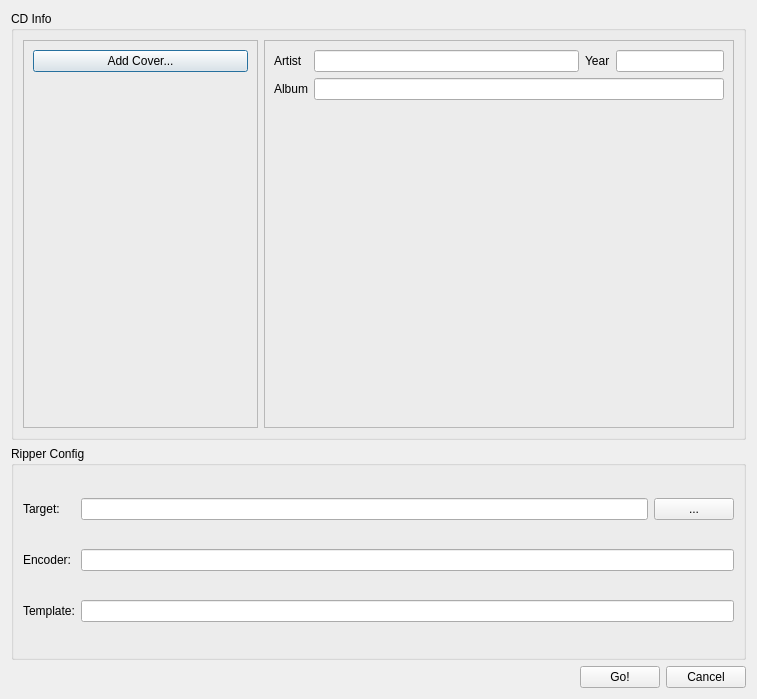
Above: src/ui/cdinfo.ui from vanzin/fripper before the change. Below: the same form after it.
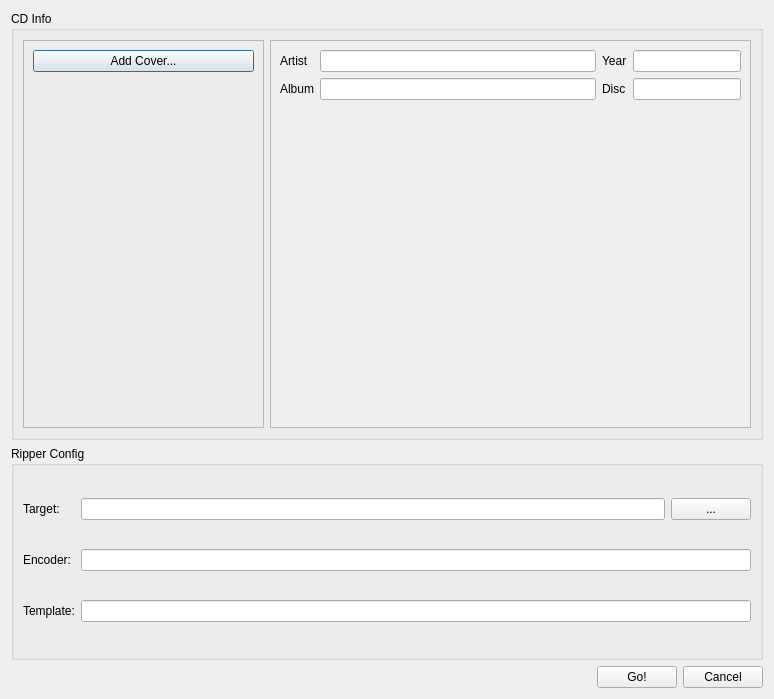
That is the form after the change.

Diff of the .ui file:
```diff
--- a/src/ui/cdinfo.ui
+++ b/src/ui/cdinfo.ui
@@ -6,7 +6,7 @@
    <rect>
     <x>0</x>
     <y>0</y>
-    <width>757</width>
+    <width>774</width>
     <height>699</height>
    </rect>
   </property>
@@ -59,16 +59,25 @@
        </widget>
       </item>
       <item>
-       <widget class="QFrame" name="frame">
-        <property name="frameShape">
-         <enum>QFrame::StyledPanel</enum>
+       <widget class="QScrollArea" name="scrollArea">
+        <property name="widgetResizable">
+         <bool>true</bool>
         </property>
-        <property name="frameShadow">
-         <enum>QFrame::Raised</enum>
+        <widget class="QWidget" name="scrollAreaWidgetContents">
+         <property name="geometry">
+          <rect>
+           <x>0</x>
+           <y>0</y>
+           <width>489</width>
+           <height>380</height>
+          </rect>
         </property>
         <layout class="QVBoxLayout" name="verticalLayout_2">
          <item>
-          <layout class="QGridLayout" name="gridLayout_2" columnstretch="0,2,0,0">
+           <layout class="QGridLayout" name="infoPane" columnstretch="0,2,0,0">
+            <property name="sizeConstraint">
+             <enum>QLayout::SetMinimumSize</enum>
+            </property>
            <item row="0" column="0">
             <widget class="QLabel" name="label_4">
              <property name="text">
@@ -95,6 +104,12 @@
            </item>
            <item row="0" column="3">
             <widget class="QLineEdit" name="leYear">
+              <property name="sizePolicy">
+               <sizepolicy hsizetype="Minimum" vsizetype="Fixed">
+                <horstretch>0</horstretch>
+                <verstretch>0</verstretch>
+               </sizepolicy>
+              </property>
              <property name="inputMask">
               <string>0000</string>
              </property>
@@ -103,9 +118,35 @@
              </property>
             </widget>
            </item>
-           <item row="1" column="1" colspan="3">
+            <item row="1" column="1">
             <widget class="QLineEdit" name="leAlbum"/>
            </item>
+            <item row="1" column="2">
+             <widget class="QLabel" name="label_7">
+              <property name="text">
+               <string>Disc</string>
+              </property>
+             </widget>
+            </item>
+            <item row="1" column="3">
+             <widget class="QLineEdit" name="leDisc">
+              <property name="sizePolicy">
+               <sizepolicy hsizetype="Minimum" vsizetype="Fixed">
+                <horstretch>0</horstretch>
+                <verstretch>0</verstretch>
+               </sizepolicy>
+              </property>
+              <property name="inputMask">
+               <string/>
+              </property>
+              <property name="maxLength">
+               <number>2</number>
+              </property>
+              <property name="readOnly">
+               <bool>true</bool>
+              </property>
+             </widget>
+            </item>
           </layout>
          </item>
          <item>
@@ -122,6 +163,7 @@
           </spacer>
          </item>
         </layout>
+        </widget>
        </widget>
       </item>
      </layout>
```
Lines whose indentation alone changed are shown as unchanged.
